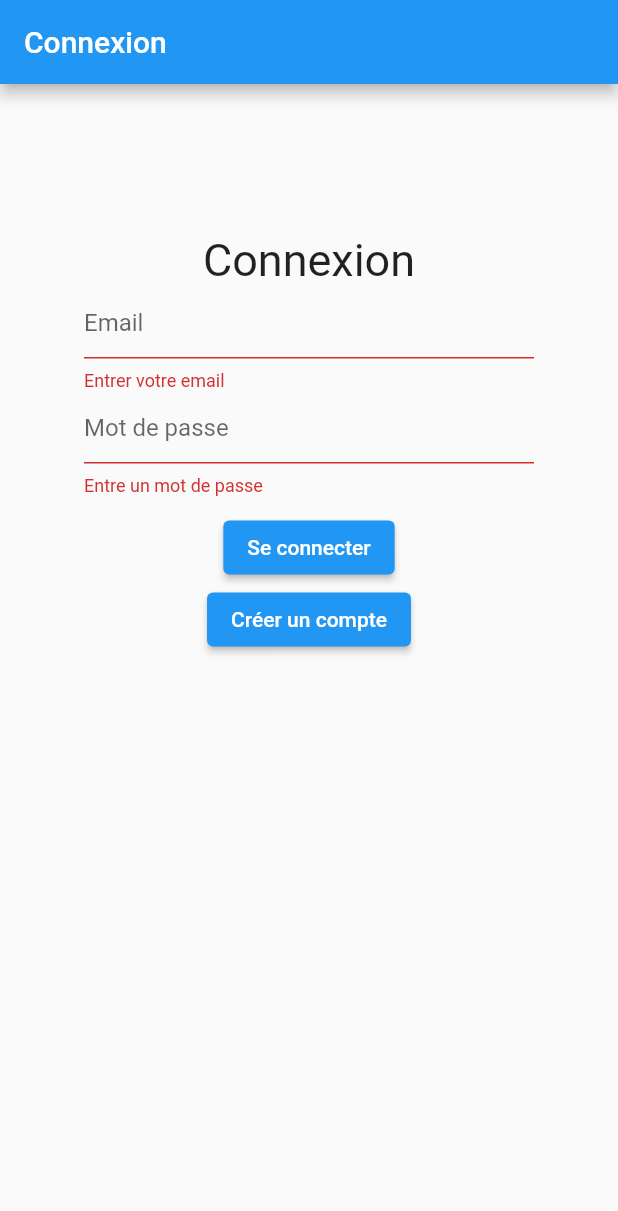
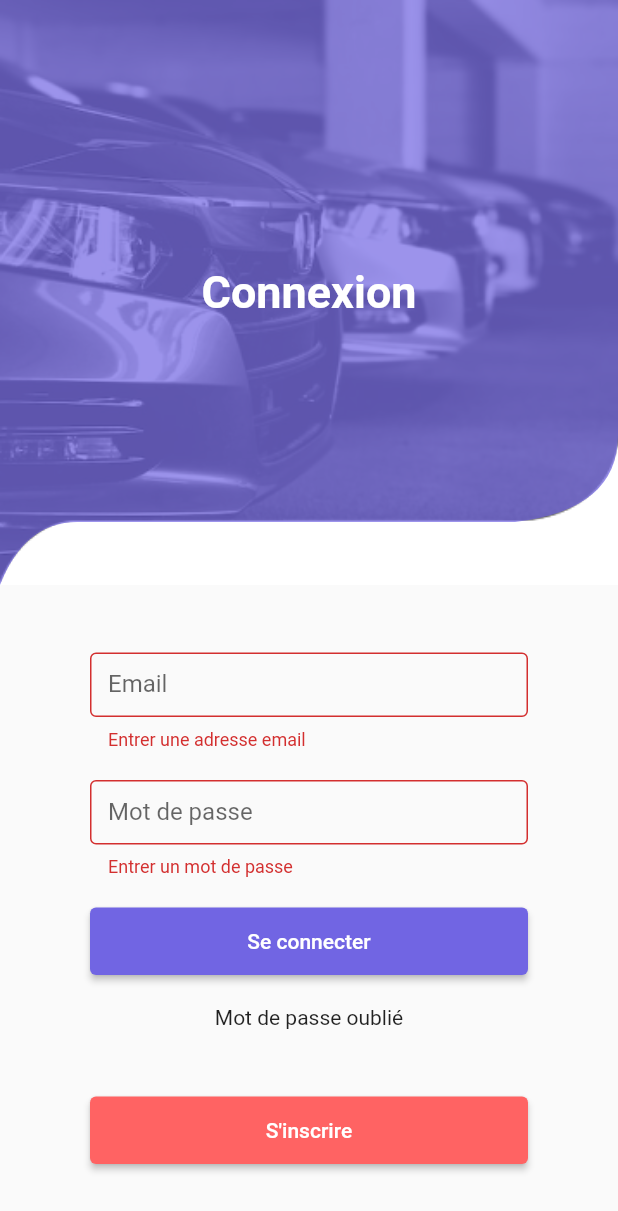
Before and after one commit to niakatemadi/boboloc_test, a Flutter app: the screen it shows after launch, after a tap on "Se connecter", on a phone screen of 412 x 824 dp. Shown: the top 1211 px of the screen. Run offline on Flutter 3.47's test engine with Material 2 defaults, Android fonts, the phone set to English and light mode, and no system bars; our stand-ins replace cloud_firestore, firebase_auth, firebase_core, firebase_storage, go_router, image_picker and 4 more; missing offline and left inert: crypt, dart:ffi, datepicker_dropdown; accounts and stored records are empty.

Commit message:
add signin page style

```diff
--- a/lib/main.dart
+++ b/lib/main.dart
@@ -22,6 +22,7 @@ class MyApp extends StatelessWidget {
       catchError: ((User, UserConnexionData) => null),
       initialData: null,
       child: MaterialApp.router(
+        debugShowCheckedModeBanner: false,
         routerConfig: MyRouter().routerDatas(),
       ),
     );
--- a/lib/pages/sign_in_page.dart
+++ b/lib/pages/sign_in_page.dart
@@ -1,4 +1,5 @@
 import 'package:boboloc/database/authentication.dart';
+import 'package:boboloc/utils/clipper.dart';
 import 'package:flutter/material.dart';
 import 'package:go_router/go_router.dart';
 
@@ -13,57 +14,109 @@ class _SignInPageState extends State<SignInPage> {
   final GlobalKey<FormState> _formKey = GlobalKey<FormState>();
   String _email = '';
   String _password = '';
+  bool _isFieldEmpty = false;
   @override
   Widget build(BuildContext context) {
     return Scaffold(
-        appBar: AppBar(
-          title: const Text('Connexion'),
-        ),
-        body: Center(
-          child: SizedBox(
-            width: 300,
-            child: Form(
-                key: _formKey,
+        body: SingleChildScrollView(
       child: Column(
         children: [
-                    const SizedBox(
-                      height: 100,
+          Stack(children: [
+            Container(
+              height: 390,
+              width: MediaQuery.of(context).size.width,
+              decoration: const BoxDecoration(color: Colors.white),
+              child: const Image(
+                image: AssetImage('assets/car_background.png'),
+                fit: BoxFit.fill,
               ),
-                    const Text(
+            ),
+            ClipPath(
+              clipper: WaveClipper(),
+              child: Container(
+                height: 390,
+                width: MediaQuery.of(context).size.width,
+                decoration: const BoxDecoration(
+                  color: Color.fromRGBO(113, 101, 227, 0.7),
+                ),
+                child: const Center(
+                  child: Text(
                     'Connexion',
-                      style: TextStyle(fontSize: 30),
+                    style: TextStyle(
+                        color: Colors.white,
+                        fontSize: 30,
+                        fontWeight: FontWeight.bold),
                   ),
-                    TextFormField(
-                      decoration: const InputDecoration(hintText: 'Email'),
+                ),
+              ),
+            ),
+          ]),
+          Container(
+            height: MediaQuery.of(context).size.height - 390,
+            width: MediaQuery.of(context).size.width,
+            child: Column(children: [
+              const SizedBox(height: 45),
+              Form(
+                  key: _formKey,
+                  child: SizedBox(
+                    width: MediaQuery.of(context).size.width - 120,
+                    child: Column(
+                      children: [
+                        SizedBox(
+                          height: _isFieldEmpty ? 65 : 45,
+                          child: TextFormField(
+                            decoration: const InputDecoration(
+                                border: OutlineInputBorder(),
+                                labelText: 'Email'),
                             onChanged: (value) {
                               _email = value;
                             },
                             validator: (value) {
-                        if (value == null || value.isEmpty) {
-                          return 'Entrer votre email';
+                              if (value!.isEmpty || value == null) {
+                                setState(() {
+                                  _isFieldEmpty = true;
+                                });
+                                return 'Entrer une adresse email';
                               }
+                              setState(() {
+                                _isFieldEmpty = false;
+                              });
 
                               return null;
                             },
                           ),
-                    TextFormField(
-                      decoration:
-                          const InputDecoration(hintText: 'Mot de passe'),
+                        ),
+                        const SizedBox(height: 20),
+                        SizedBox(
+                          height: _isFieldEmpty ? 65 : 45,
+                          child: TextFormField(
+                            decoration: const InputDecoration(
+                                border: OutlineInputBorder(),
+                                labelText: 'Mot de passe'),
                             onChanged: (value) {
                               _password = value;
                             },
                             validator: (value) {
-                        if (value == null || value.isEmpty) {
-                          return 'Entre un mot de passe';
+                              if (value!.isEmpty || value == null) {
+                                setState(() {
+                                  _isFieldEmpty = true;
+                                });
+                                return 'Entrer un mot de passe';
                               }
+
+                              setState(() {
+                                _isFieldEmpty = false;
+                              });
 
                               return null;
                             },
                           ),
-                    const SizedBox(
-                      height: 10,
                         ),
-                    ElevatedButton(
+                        const SizedBox(height: 20),
+                        SizedBox(
+                          width: MediaQuery.of(context).size.width,
+                          height: 45,
+                          child: ElevatedButton(
                             onPressed: () {
                               if (_formKey.currentState!.validate()) {
                                 print('user connected !');
@@ -73,12 +126,33 @@ class _SignInPageState extends State<SignInPage> {
                                     .signIn(email: _email, password: _password);
                               }
                             },
-                        child: const Text('Se connecter')),
-                    ElevatedButton(
-                        onPressed: () => context.go('/sign_up'),
-                        child: const Text("Créer un compte"))
+                            style: ButtonStyle(
+                                backgroundColor: MaterialStateProperty.all<
+                                        Color>(
+                                    const Color.fromRGBO(113, 101, 227, 1))),
+                            child: const Text('Se connecter'),
+                          ),
+                        )
                       ],
+                    ),
                   )),
+              const SizedBox(height: 20),
+              const Text('Mot de passe oublié'),
+              const SizedBox(height: 45),
+              SizedBox(
+                width: MediaQuery.of(context).size.width - 120,
+                height: 45,
+                child: ElevatedButton(
+                  onPressed: () {},
+                  child: const Text("S'inscrire"),
+                  style: ButtonStyle(
+                      backgroundColor: MaterialStateProperty.all<Color>(
+                          Color.fromRGBO(255, 99, 99, 1))),
+                ),
+              )
+            ]),
+          )
+        ],
       ),
     ));
   }
--- /dev/null
+++ b/lib/utils/clipper.dart
@@ -0,0 +1,69 @@
+import 'package:flutter/material.dart';
+
+class WaveClipper extends CustomClipper<Path> {
+  @override
+  Path getClip(Size size) {
+    debugPrint(size.width.toString());
+
+    var path = Path();
+    path.lineTo(0, size.height);
+
+    var firstStart = Offset(size.width / 25, size.height - 42);
+    var firstEnd = Offset(size.width / 8, size.height - 42);
+
+    path.quadraticBezierTo(
+        firstStart.dx, firstStart.dy, firstEnd.dx, firstEnd.dy);
+
+    path.lineTo(size.width - size.width / 6, size.height - 42);
+
+    var secondStart = Offset(size.width, size.height - 50);
+    var secondEnd = Offset(size.width, size.height - 100);
+
+    path.quadraticBezierTo(
+        secondStart.dx, secondStart.dy, secondEnd.dx, secondEnd.dy);
+
+    path.lineTo(size.width, 0);
+    return path;
+  }
+
+  @override
+  bool shouldReclip(covariant CustomClipper<Path> oldClipper) {
+    // TODO: implement shouldReclip
+    return true;
+    throw UnimplementedError();
+  }
+}
+
+class WaveClipper2 extends CustomClipper<Path> {
+  @override
+  Path getClip(Size size) {
+    debugPrint(size.width.toString());
+
+    var path = Path();
+    path.lineTo(0, size.height);
+
+    var firstStart = Offset(size.width / 20, size.height - 20);
+    var firstEnd = Offset(size.width / 9, size.height - 20);
+
+    path.quadraticBezierTo(
+        firstStart.dx, firstStart.dy, firstEnd.dx, firstEnd.dy);
+
+    path.lineTo(size.width - size.width / 6, size.height - 20);
+
+    var secondStart = Offset(size.width, size.height - 20);
+    var secondEnd = Offset(size.width, size.height - 100);
+
+    path.quadraticBezierTo(
+        secondStart.dx, secondStart.dy, secondEnd.dx, secondEnd.dy);
+
+    path.lineTo(size.width, 0);
+    return path;
+  }
+
+  @override
+  bool shouldReclip(covariant CustomClipper<Path> oldClipper) {
+    // TODO: implement shouldReclip
+    return true;
+    throw UnimplementedError();
+  }
+}
--- a/pubspec.yaml
+++ b/pubspec.yaml
@@ -74,8 +74,8 @@ flutter:
   uses-material-design: true
 
   # To add assets to your application, add an assets section, like this:
-  # assets:
-  #   - images/a_dot_burr.jpeg
+  assets:
+    - assets/car_background.png
   #   - images/a_dot_ham.jpeg
 
   # An image asset can refer to one or more resolution-specific "variants", see
```
Also changed, not shown: assets/car_background.png (added), 1 other file. Lines whose indentation alone changed are shown as unchanged.
